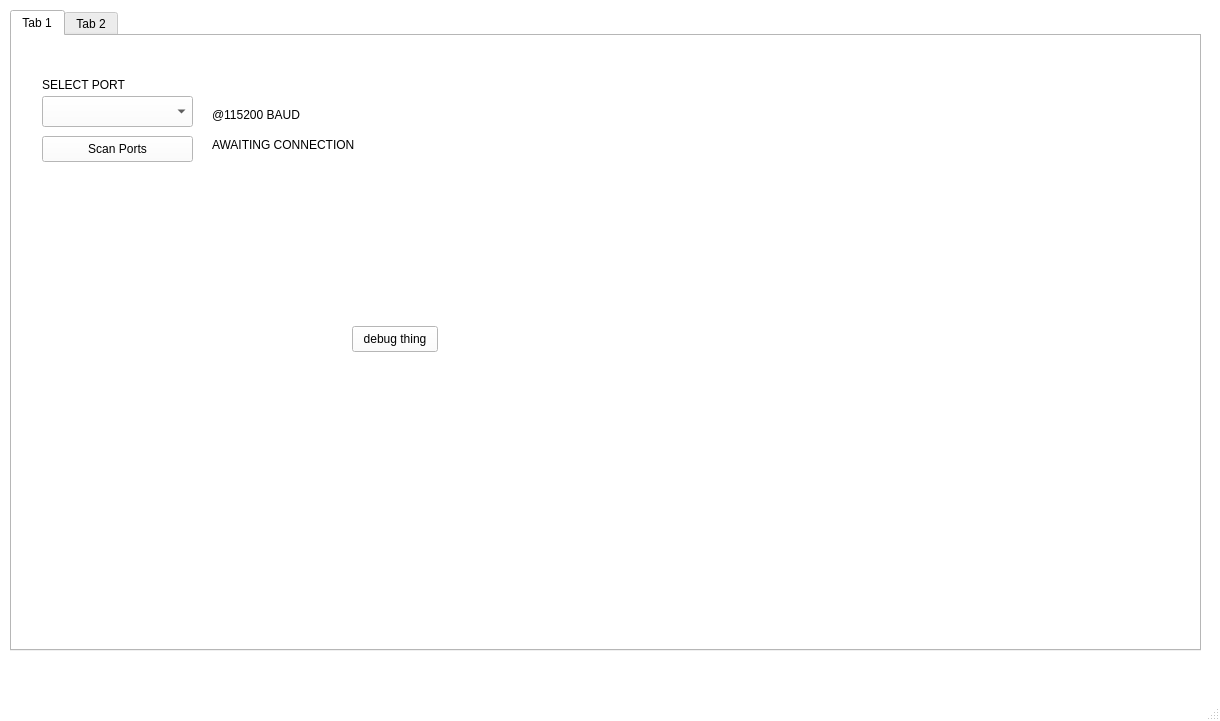
Qt form mainwindow.ui (EEE318-project-grp12-2026/Grid-Simulator-Control-Interface) before a commit.
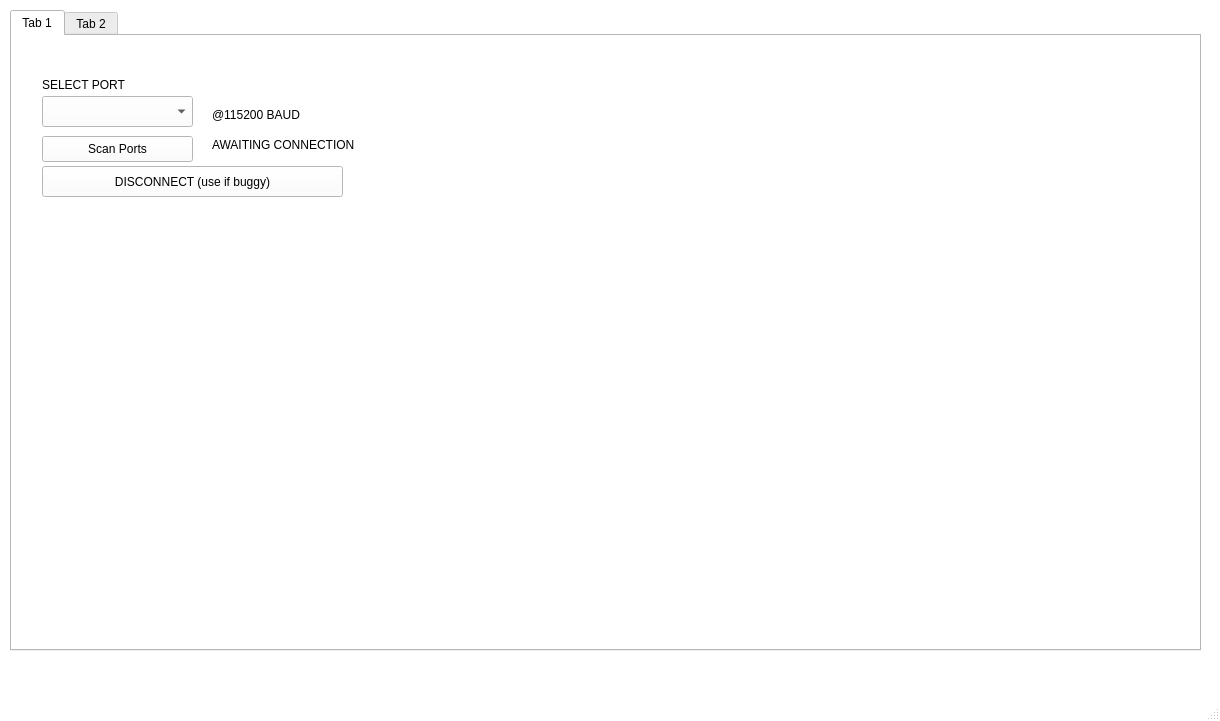
The same form after that commit. The open tabs and pages were chosen to show the change.

Diff of the .ui file:
```diff
--- a/mainwindow.ui
+++ b/mainwindow.ui
@@ -564,14 +564,14 @@
      <widget class="QPushButton" name="pushButton">
       <property name="geometry">
        <rect>
-        <x>340</x>
-        <y>290</y>
-        <width>86</width>
-        <height>26</height>
+        <x>30</x>
+        <y>130</y>
+        <width>301</width>
+        <height>31</height>
        </rect>
       </property>
       <property name="text">
-       <string>debug thing</string>
+       <string>DISCONNECT (use if buggy)</string>
       </property>
      </widget>
     </widget>
```
Left out of the diff: 4 changed lines with no effect on the pictures.
